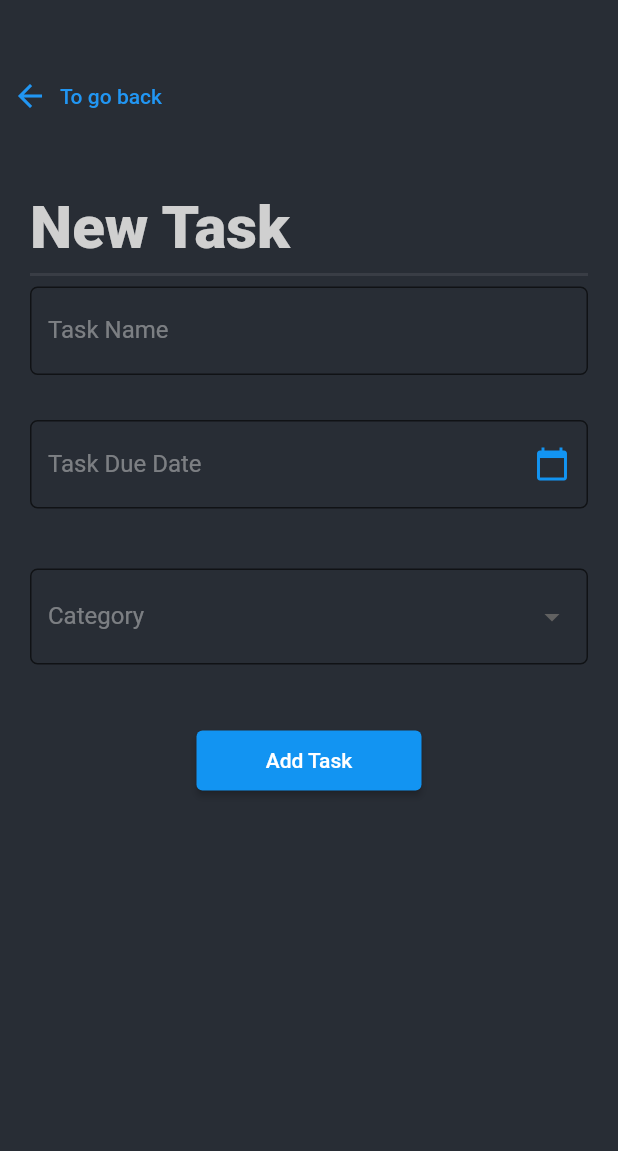
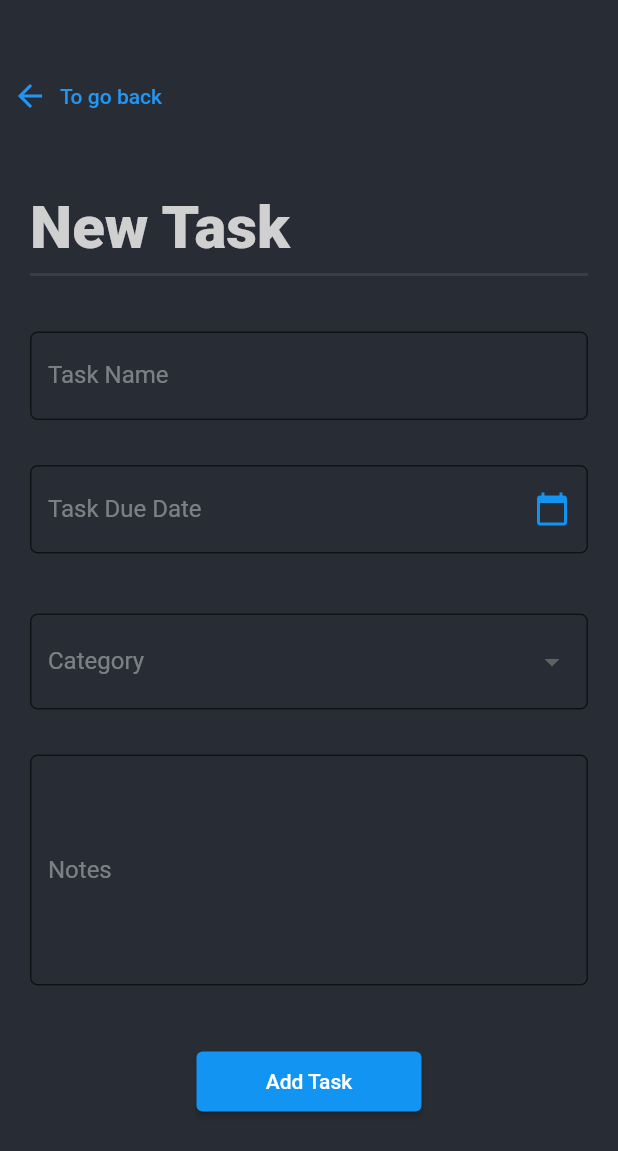
Before and after one commit to rishiad/Another-Tasks-App, a Flutter app: the TaskDetailScreen screen opened by its route, on a phone screen of 412 x 824 dp. Shown: the top 1151 px of the screen. Run offline on Flutter 3.47's test engine with Material 2 defaults, Android fonts, the phone set to English and light mode, and no system bars; our stand-ins replace awesome_notifications, flutter_svg, hive, hive_flutter, stacked, stacked_services; accounts and stored records are empty.

Commit message:
Created Models For Api and Database. Initilized Database.

```diff
--- a/lib/core/models/task_model.dart
+++ b/lib/core/models/task_model.dart
@@ -12,7 +12,8 @@ class Task extends HiveObject {
       required this.dueDate,
       required this.notificationID,
       required this.categoryID,
-      required this.categoryTitle});
+      required this.categoryTitle,
+      required this.notes});
   @HiveField(0)
   final String id;
   @HiveField(1)
@@ -29,8 +30,10 @@ class Task extends HiveObject {
   String categoryID;
   @HiveField(7)
   String categoryTitle;
+  @HiveField(8)
+  String notes;
 
-  factory Task.create({required String title, required DateTime dueDate, required String categoryID, required String categoryTitle}) =>
+  factory Task.create({required String title, required DateTime dueDate, required String categoryID, required String categoryTitle, notes}) =>
       Task(
           id: const Uuid().v1(),
           title: title,
@@ -39,5 +42,6 @@ class Task extends HiveObject {
           dueDate: dueDate,
           notificationID: random.nextInt(10000),
           categoryID: categoryID,
-          categoryTitle: categoryTitle);
+          categoryTitle: categoryTitle,
+          notes: notes?? "");
 }
--- a/lib/core/viewmodels/views/create_task_viewmodel.dart
+++ b/lib/core/viewmodels/views/create_task_viewmodel.dart
@@ -13,6 +13,7 @@ class TaskDetailViewModel extends FormViewModel {
 
   String title = 'Create Task Page';
   String selectedCategory = "";
+  String notes = "";
   final List _categories = [
     "Work",
     "Home",
@@ -36,7 +37,7 @@ class TaskDetailViewModel extends FormViewModel {
     DateTime parseDate = DateFormat("yyyy-MM-dd").parse(dueDateValue!);
     var task;
      CategoryCRUDMethods().createCategory(category: Category.create(title: selectedCategory)).then((value)async => {
-    task = Task.create(title: titleValue ?? "", dueDate: parseDate, categoryID: value.id, categoryTitle: value.title),
+    task = Task.create(title: titleValue ?? "", dueDate: parseDate, categoryID: value.id, categoryTitle: value.title, notes: notes),
     await TaskCRUDMethods().createTask(task: task),
 
      CategoryCRUDMethods().addTaskToCategory(categoryID: value.id, task: task),
--- /dev/null
+++ b/lib/core/viewmodels/views/task_detail_viewmodel.dart
@@ -0,0 +1,45 @@
+// TODO Implement this library.
+import 'package:tasks/core/services/database_service.dart';
+import 'package:stacked_services/stacked_services.dart';
+import 'package:tasks/app/app.router.dart';
+import '../../../app/app.locator.dart';
+import '../base_model.dart';
+import 'package:intl/intl.dart';
+
+
+DateTime now = DateTime.now();
+String formattedDate = DateFormat('ddd, mmmm').format(now);
+
+class TaskDetailViewModel extends BaseModel {
+  final _navigationService = locator<NavigationService>();
+  String title =  "";
+  String description =  "";
+  String dueDate =  "";
+  List _tasks = [];
+  List get tasks => _tasks;
+  void move() {
+    _navigationService.navigateTo(Routes.taskDetailScreen)?.then((value) => {
+      setBusy(true),
+    _tasks = dataStore.getTaskList(),
+    setBusy(false)
+    });
+  }
+
+  TaskDetailViewModel() {
+    setBusy(true);
+    _tasks = dataStore.getTaskList();
+    setBusy(false);
+  }
+
+
+   editTask(id){
+    TaskCRUDMethods().deleteTask(id: id);
+    _tasks = dataStore.getTaskList();
+    notifyListeners();
+  }
+
+  checkTask(id, isCompleted){
+    TaskCRUDMethods().checkTask(id: id, isCompleted: isCompleted);
+    move();
+  }
+}
--- a/lib/ui/views/create_task_view.dart
+++ b/lib/ui/views/create_task_view.dart
@@ -5,18 +5,16 @@ import 'package:stacked/stacked_annotations.dart';
 import 'package:tasks/ui/constants/color_constants.dart';
 import '../../core/viewmodels/views/create_task_viewmodel.dart';
 import 'create_task_view.form.dart';
-@FormView(fields: [
-  FormTextField(name: 'title'),
-  FormDateField(name: 'dueDate')
-])
+
+@FormView(
+    fields: [FormTextField(name: 'title'), FormDateField(name: 'dueDate')])
 class TaskDetailScreen extends StatelessWidget with $TaskDetailScreen {
-   TaskDetailScreen({Key? key}) : super(key: key);
+  TaskDetailScreen({Key? key}) : super(key: key);
 
   @override
   Widget build(BuildContext context) {
-
     return ViewModelBuilder<TaskDetailViewModel>.reactive(
-      onModelReady: (model) => listenToFormUpdated(model),
+        onModelReady: (model) => listenToFormUpdated(model),
         viewModelBuilder: () => TaskDetailViewModel(),
         builder: (context, model, child) => Scaffold(
               body: Column(
@@ -53,6 +51,7 @@ class TaskDetailScreen extends StatelessWidget with $TaskDetailScreen {
                         child: Form(
                           child: Column(
                             children: [
+                              const Padding(padding: EdgeInsets.all(15)),
                               // Add Task Name
                               TextFormField(
                                 controller: titleController,
@@ -79,8 +78,10 @@ class TaskDetailScreen extends StatelessWidget with $TaskDetailScreen {
                                 controller: dateController,
                                 decoration: InputDecoration(
                                   labelText: "Task Due Date",
-                                  suffixIcon:  Icon(Icons.calendar_today, color: ColorConstants.dodgerblueAppColor,),
-
+                                  suffixIcon: Icon(
+                                    Icons.calendar_today,
+                                    color: ColorConstants.dodgerblueAppColor,
+                                  ),
                                   labelStyle: TextStyle(
                                       color: ColorConstants.altoTypographyColor
                                           .withOpacity(.5)),
@@ -103,7 +104,8 @@ class TaskDetailScreen extends StatelessWidget with $TaskDetailScreen {
                                       firstDate: DateTime(1900),
                                       lastDate: DateTime(2100));
                                   if (date != null) {
-                                    dateController.text = DateFormat('yyyy-MM-dd').format(date);
+                                    dateController.text =
+                                        DateFormat('yyyy-MM-dd').format(date);
                                   } else {
                                     dateController.text = "";
                                   }
@@ -125,7 +127,9 @@ class TaskDetailScreen extends StatelessWidget with $TaskDetailScreen {
                                     borderSide: const BorderSide(),
                                   ),
                                 ),
-                                value: model.selectedCategory.isNotEmpty ? model.selectedCategory : null,
+                                value: model.selectedCategory.isNotEmpty
+                                    ? model.selectedCategory
+                                    : null,
                                 items: model.categories.map((category) {
                                   return DropdownMenuItem(
                                     value: category,
@@ -136,11 +140,43 @@ class TaskDetailScreen extends StatelessWidget with $TaskDetailScreen {
                                   model.selectedCategory = value.toString();
                                 },
                               ),
-const Padding(padding: EdgeInsets.all(20)),
-                              ElevatedButton(onPressed: ()async => {
-                                await model.addTask(),
-                                model.move
-                              }, child: const Text("Add Task"), style: ButtonStyle(backgroundColor: MaterialStateProperty.all<Color>(ColorConstants.dodgerblueAppColor), minimumSize: MaterialStateProperty.all(const Size(150, 40))),),
+                              const Padding(padding: EdgeInsets.all(15)),
+
+                              TextFormField(
+                                controller: titleController,
+                                minLines:
+                                    6, // any number you need (It works as the rows for the textarea)
+                                keyboardType: TextInputType.multiline,
+                                maxLines: null,
+                                decoration: InputDecoration(
+                                  labelText: "Notes",
+                                  labelStyle: TextStyle(
+                                      color: ColorConstants.altoTypographyColor
+                                          .withOpacity(.5)),
+                                  fillColor:
+                                      ColorConstants.sharkBackgroundColor,
+                                  filled: true,
+                                  border: OutlineInputBorder(
+                                    borderRadius: BorderRadius.circular(5.0),
+                                    borderSide: const BorderSide(),
+                                  ),
+                                ),
+                                onChanged: (value) {
+                                  model.notes = value.toString();
+                                },
+                              ),
+                              const Padding(padding: EdgeInsets.all(20)),
+                              ElevatedButton(
+                                onPressed: () async =>
+                                    {await model.addTask(), model.move},
+                                child: const Text("Add Task"),
+                                style: ButtonStyle(
+                                    backgroundColor:
+                                        MaterialStateProperty.all<Color>(
+                                            ColorConstants.dodgerblueAppColor),
+                                    minimumSize: MaterialStateProperty.all(
+                                        const Size(150, 40))),
+                              ),
                             ],
                           ),
                         ),
```
Also changed, not shown: lib/ui/views/task_detail_view.dart (added, +81 -0 lines), lib/core/services/database_service.g.dart.
